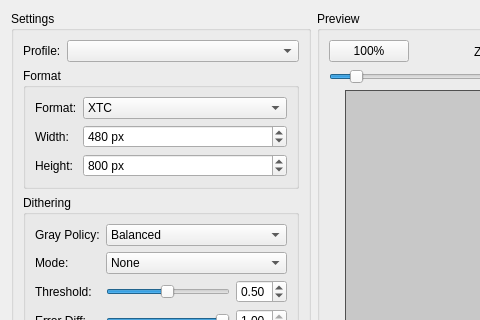
Old version of the form src/xtexportdlg.ui in the repository CrazyCoder/crqt-ng; both pictures show x 0 to 480 and y 0 to 320 of the 746 by 938 pixel window.
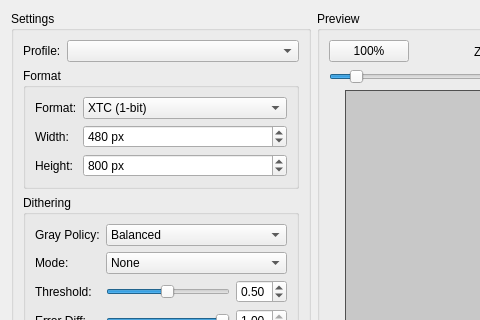
New version of the form. Icons and pictures are not drawn.

Patch:
```diff
--- a/src/xtexportdlg.ui
+++ b/src/xtexportdlg.ui
@@ -84,7 +84,7 @@
              </property>
              <item>
               <property name="text">
-               <string>XTC</string>
+               <string>XTC (1-bit)</string>
               </property>
              </item>
              <item>
```
Left out of the diff: 2 changed lines with no effect on the pictures.
